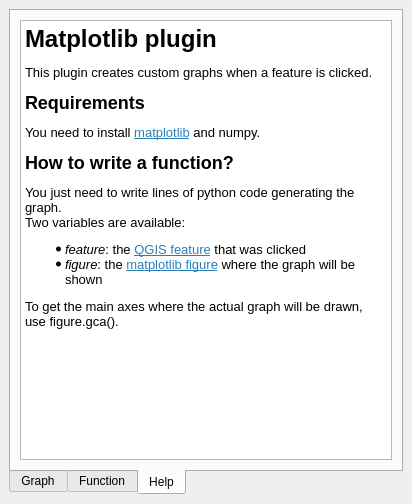
The window that matplotlib_graph_dockwidget_base.ui (aroche/MatplotlibGraph) describes before a commit, drawn with Qt 5.
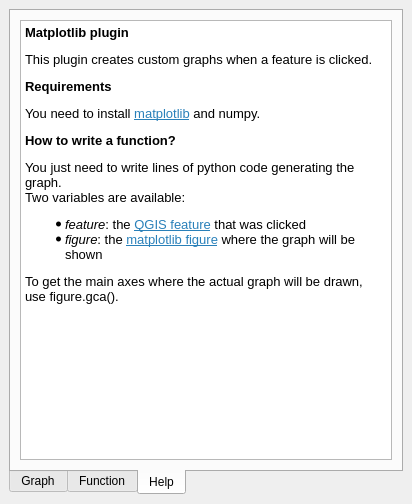
The same window after the commit. The open tabs and pages were chosen to show the change.

Commit message: added toolbar to the figure tab (allows to save figure)

```diff
--- a/matplotlib_graph_dockwidget_base.ui
+++ b/matplotlib_graph_dockwidget_base.ui
@@ -10,12 +10,15 @@
     <height>504</height>
    </rect>
   </property>
+  <property name="features">
+   <set>QDockWidget::AllDockWidgetFeatures</set>
+  </property>
   <property name="windowTitle">
    <string>Matplotlib graph generator</string>
   </property>
   <widget class="QWidget" name="dockWidgetContents">
-   <layout class="QGridLayout" name="gridLayout">
-    <item row="0" column="0">
+   <layout class="QHBoxLayout" name="horizontalLayout_2">
+    <item>
      <widget class="QTabWidget" name="tabWidget">
       <property name="tabPosition">
        <enum>QTabWidget::South</enum>
@@ -69,16 +72,16 @@
            <string>&lt;!DOCTYPE HTML PUBLIC &quot;-//W3C//DTD HTML 4.0//EN&quot; &quot;http://www.w3.org/TR/REC-html40/strict.dtd&quot;&gt;
 &lt;html&gt;&lt;head&gt;&lt;meta name=&quot;qrichtext&quot; content=&quot;1&quot; /&gt;&lt;style type=&quot;text/css&quot;&gt;
 p, li { white-space: pre-wrap; }
-&lt;/style&gt;&lt;/head&gt;&lt;body style=&quot; font-family:'Oxygen-Sans'; font-size:10pt; font-weight:400; font-style:normal;&quot;&gt;
-&lt;p style=&quot; margin-top:12px; margin-bottom:12px; margin-left:0px; margin-right:0px; -qt-block-indent:0; text-indent:0px;&quot;&gt;&lt;span style=&quot; font-size:xx-large; font-weight:600;&quot;&gt;Matplotlib plugin&lt;/span&gt;&lt;/p&gt;
-&lt;p style=&quot; margin-top:12px; margin-bottom:12px; margin-left:0px; margin-right:0px; -qt-block-indent:0; text-indent:0px;&quot;&gt;This plugin creates custom graphs when a feature is clicked.&lt;/p&gt;
-&lt;p style=&quot; margin-top:12px; margin-bottom:12px; margin-left:0px; margin-right:0px; -qt-block-indent:0; text-indent:0px;&quot;&gt;&lt;span style=&quot; font-size:x-large; font-weight:600;&quot;&gt;Requirements&lt;/span&gt;&lt;/p&gt;
-&lt;p style=&quot; margin-top:12px; margin-bottom:12px; margin-left:0px; margin-right:0px; -qt-block-indent:0; text-indent:0px;&quot;&gt;You need to install &lt;a href=&quot;http://matplotlib.org&quot;&gt;&lt;span style=&quot; text-decoration: underline; color:#2980b9;&quot;&gt;matplotlib&lt;/span&gt;&lt;/a&gt; and numpy.&lt;/p&gt;
-&lt;p style=&quot; margin-top:12px; margin-bottom:12px; margin-left:0px; margin-right:0px; -qt-block-indent:0; text-indent:0px;&quot;&gt;&lt;span style=&quot; font-size:x-large; font-weight:600;&quot;&gt;How to write a function?&lt;/span&gt;&lt;/p&gt;
-&lt;p style=&quot; margin-top:12px; margin-bottom:12px; margin-left:0px; margin-right:0px; -qt-block-indent:0; text-indent:0px;&quot;&gt;You just need to write lines of python code generating the graph.&lt;br /&gt;Two variables are available: &lt;/p&gt;
-&lt;ul style=&quot;margin-top: 0px; margin-bottom: 0px; margin-left: 0px; margin-right: 0px; -qt-list-indent: 1;&quot;&gt;&lt;li style=&quot; margin-top:12px; margin-bottom:0px; margin-left:0px; margin-right:0px; -qt-block-indent:0; text-indent:0px;&quot;&gt;&lt;span style=&quot; font-style:italic;&quot;&gt;feature&lt;/span&gt;: the &lt;a href=&quot;http://www.qgis.org/api/classQgsFeature.html&quot;&gt;&lt;span style=&quot; text-decoration: underline; color:#2980b9;&quot;&gt;QGIS feature&lt;/span&gt;&lt;/a&gt; that was clicked&lt;/li&gt;
-&lt;li style=&quot; margin-top:0px; margin-bottom:12px; margin-left:0px; margin-right:0px; -qt-block-indent:0; text-indent:0px;&quot;&gt;&lt;span style=&quot; font-style:italic;&quot;&gt;figure&lt;/span&gt;: the &lt;a href=&quot;http://matplotlib.org/api/figure_api.html&quot;&gt;&lt;span style=&quot; text-decoration: underline; color:#2980b9;&quot;&gt;matplotlib figure&lt;/span&gt;&lt;/a&gt; where the graph will be shown&lt;/li&gt;&lt;/ul&gt;
-&lt;p style=&quot; margin-top:12px; margin-bottom:12px; margin-left:0px; margin-right:0px; -qt-block-indent:0; text-indent:0px;&quot;&gt;To get the main axes where the actual graph will be drawn, use &lt;span style=&quot; font-family:'Courier New,courier';&quot;&gt;figure.gca()&lt;/span&gt;. &lt;/p&gt;&lt;/body&gt;&lt;/html&gt;</string>
+&lt;/style&gt;&lt;/head&gt;&lt;body style=&quot; font-family:'MS Shell Dlg 2'; font-size:8.25pt; font-weight:400; font-style:normal;&quot;&gt;
+&lt;p style=&quot; margin-top:12px; margin-bottom:12px; margin-left:0px; margin-right:0px; -qt-block-indent:0; text-indent:0px;&quot;&gt;&lt;span style=&quot; font-family:'Oxygen-Sans'; font-size:10pt; font-weight:600;&quot;&gt;Matplotlib plugin&lt;/span&gt;&lt;/p&gt;
+&lt;p style=&quot; margin-top:12px; margin-bottom:12px; margin-left:0px; margin-right:0px; -qt-block-indent:0; text-indent:0px;&quot;&gt;&lt;span style=&quot; font-family:'Oxygen-Sans'; font-size:10pt;&quot;&gt;This plugin creates custom graphs when a feature is clicked.&lt;/span&gt;&lt;/p&gt;
+&lt;p style=&quot; margin-top:12px; margin-bottom:12px; margin-left:0px; margin-right:0px; -qt-block-indent:0; text-indent:0px;&quot;&gt;&lt;span style=&quot; font-family:'Oxygen-Sans'; font-size:10pt; font-weight:600;&quot;&gt;Requirements&lt;/span&gt;&lt;/p&gt;
+&lt;p style=&quot; margin-top:12px; margin-bottom:12px; margin-left:0px; margin-right:0px; -qt-block-indent:0; text-indent:0px;&quot;&gt;&lt;span style=&quot; font-family:'Oxygen-Sans'; font-size:10pt;&quot;&gt;You need to install &lt;/span&gt;&lt;a href=&quot;http://matplotlib.org&quot;&gt;&lt;span style=&quot; font-family:'Oxygen-Sans'; font-size:10pt; text-decoration: underline; color:#2980b9;&quot;&gt;matplotlib&lt;/span&gt;&lt;/a&gt;&lt;span style=&quot; font-family:'Oxygen-Sans'; font-size:10pt;&quot;&gt; and numpy.&lt;/span&gt;&lt;/p&gt;
+&lt;p style=&quot; margin-top:12px; margin-bottom:12px; margin-left:0px; margin-right:0px; -qt-block-indent:0; text-indent:0px;&quot;&gt;&lt;span style=&quot; font-family:'Oxygen-Sans'; font-size:10pt; font-weight:600;&quot;&gt;How to write a function?&lt;/span&gt;&lt;/p&gt;
+&lt;p style=&quot; margin-top:12px; margin-bottom:12px; margin-left:0px; margin-right:0px; -qt-block-indent:0; text-indent:0px;&quot;&gt;&lt;span style=&quot; font-family:'Oxygen-Sans'; font-size:10pt;&quot;&gt;You just need to write lines of python code generating the graph.&lt;br /&gt;Two variables are available: &lt;/span&gt;&lt;/p&gt;
+&lt;ul style=&quot;margin-top: 0px; margin-bottom: 0px; margin-left: 0px; margin-right: 0px; -qt-list-indent: 1;&quot;&gt;&lt;li style=&quot; font-family:'Oxygen-Sans'; font-size:10pt;&quot; style=&quot; margin-top:12px; margin-bottom:0px; margin-left:0px; margin-right:0px; -qt-block-indent:0; text-indent:0px;&quot;&gt;&lt;span style=&quot; font-style:italic;&quot;&gt;feature&lt;/span&gt;: the &lt;a href=&quot;http://www.qgis.org/api/classQgsFeature.html&quot;&gt;&lt;span style=&quot; text-decoration: underline; color:#2980b9;&quot;&gt;QGIS feature&lt;/span&gt;&lt;/a&gt; that was clicked&lt;/li&gt;
+&lt;li style=&quot; font-family:'Oxygen-Sans'; font-size:10pt;&quot; style=&quot; margin-top:0px; margin-bottom:12px; margin-left:0px; margin-right:0px; -qt-block-indent:0; text-indent:0px;&quot;&gt;&lt;span style=&quot; font-style:italic;&quot;&gt;figure&lt;/span&gt;: the &lt;a href=&quot;http://matplotlib.org/api/figure_api.html&quot;&gt;&lt;span style=&quot; text-decoration: underline; color:#2980b9;&quot;&gt;matplotlib figure&lt;/span&gt;&lt;/a&gt; where the graph will be shown&lt;/li&gt;&lt;/ul&gt;
+&lt;p style=&quot; margin-top:12px; margin-bottom:12px; margin-left:0px; margin-right:0px; -qt-block-indent:0; text-indent:0px;&quot;&gt;&lt;span style=&quot; font-family:'Oxygen-Sans'; font-size:10pt;&quot;&gt;To get the main axes where the actual graph will be drawn, use &lt;/span&gt;&lt;span style=&quot; font-family:'Courier New,courier'; font-size:10pt;&quot;&gt;figure.gca()&lt;/span&gt;&lt;span style=&quot; font-family:'Oxygen-Sans'; font-size:10pt;&quot;&gt;. &lt;/span&gt;&lt;/p&gt;&lt;/body&gt;&lt;/html&gt;</string>
           </property>
           <property name="openExternalLinks">
            <bool>true</bool>
```
Left out of the diff: 8 changed lines with no effect on the pictures. The commit also changes 2 other files.
